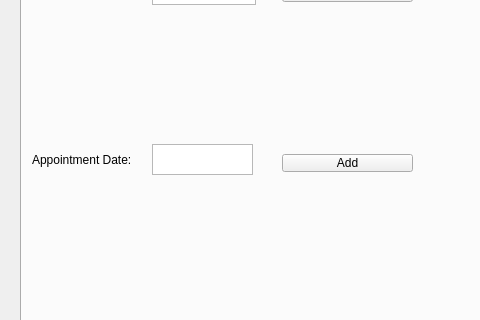
Before: the Qt Designer form HMS/doctor.ui in moazelshafey/HMS_CSLab, drawn with Qt 5; both pictures show x 0 to 480 and y 92 to 412 of the 789 by 498 pixel window.
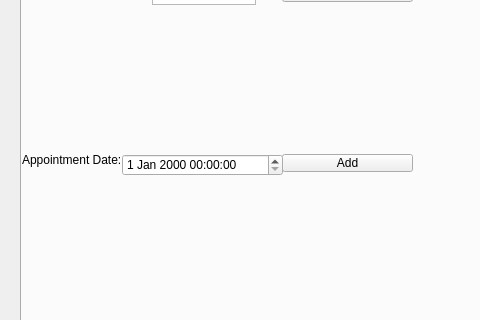
After: the same form once the commit is applied. The open tabs and pages were chosen to show the change. Icons and pictures are not drawn.

Diff of the .ui file:
```diff
--- a/HMS/doctor.ui
+++ b/HMS/doctor.ui
@@ -239,20 +239,10 @@
       <string>Cancel</string>
      </property>
     </widget>
-    <widget class="QTextEdit" name="AppointmentDate">
-     <property name="geometry">
-      <rect>
-       <x>130</x>
-       <y>190</y>
-       <width>101</width>
-       <height>31</height>
-      </rect>
-     </property>
-    </widget>
     <widget class="QLabel" name="label_2">
      <property name="geometry">
       <rect>
-       <x>10</x>
+       <x>0</x>
        <y>190</y>
        <width>121</width>
        <height>31</height>
@@ -262,6 +252,16 @@
       <string>Appointment Date:</string>
      </property>
     </widget>
+    <widget class="QDateTimeEdit" name="appointmentDate">
+     <property name="geometry">
+      <rect>
+       <x>100</x>
+       <y>200</y>
+       <width>161</width>
+       <height>22</height>
+      </rect>
+     </property>
+    </widget>
    </widget>
    <widget class="QWidget" name="tab_5">
     <attribute name="title">
```
Left out of the diff: 2 changed lines with no effect on the pictures.
